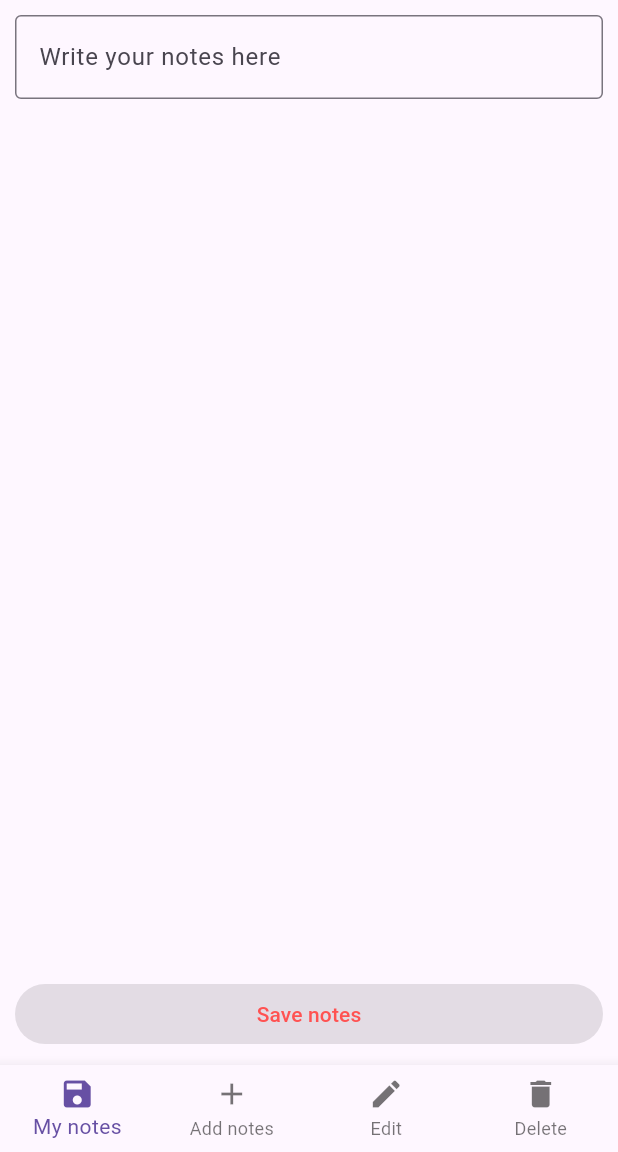
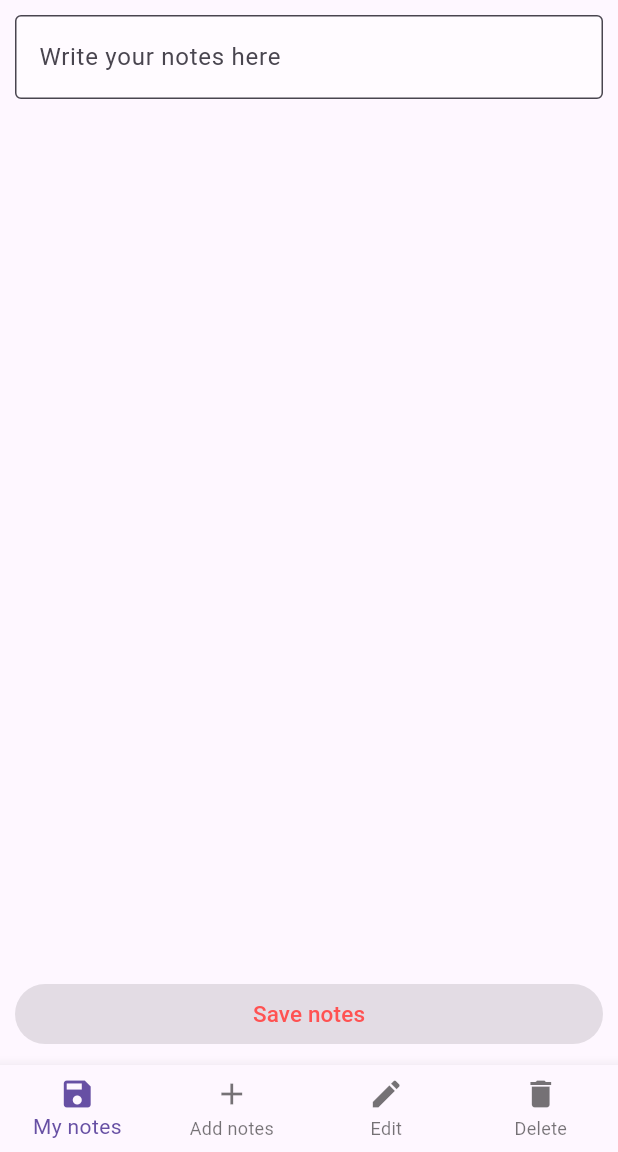
Before and after one commit to Majok-Bol/notebook, a Flutter app: the screen it shows after launch, on a phone screen of 412 x 824 dp, the part 84-1236 px from its top. Run offline on Flutter 3.47's test engine with Material 3 defaults, Android fonts, the phone set to English and light mode, and no system bars.

```diff
--- a/lib/main.dart
+++ b/lib/main.dart
@@ -20,11 +20,12 @@ class MyApp extends StatelessWidget{
                 decoration: InputDecoration(
                   border: OutlineInputBorder(),
                   hintText: 'Write your notes here ',
+                  fillColor: Colors.white54,
+                  filled: true,
 
                 ),
               )),
-              // SizedBox(height: 10,),
-              ElevatedButton(onPressed: null, child: Text('Save notes',style:TextStyle(color: Colors.redAccent),))
+              ElevatedButton(onPressed: null, child: Text('Save notes',style:TextStyle(color: Colors.redAccent,fontSize: 15),))
 
                 ],
           ),
```
